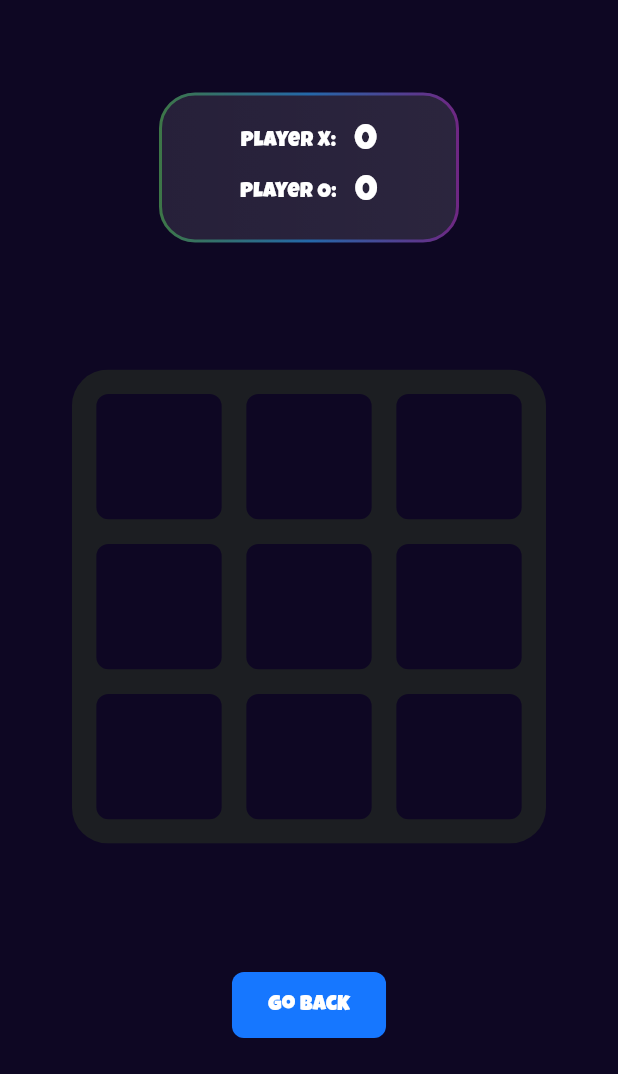
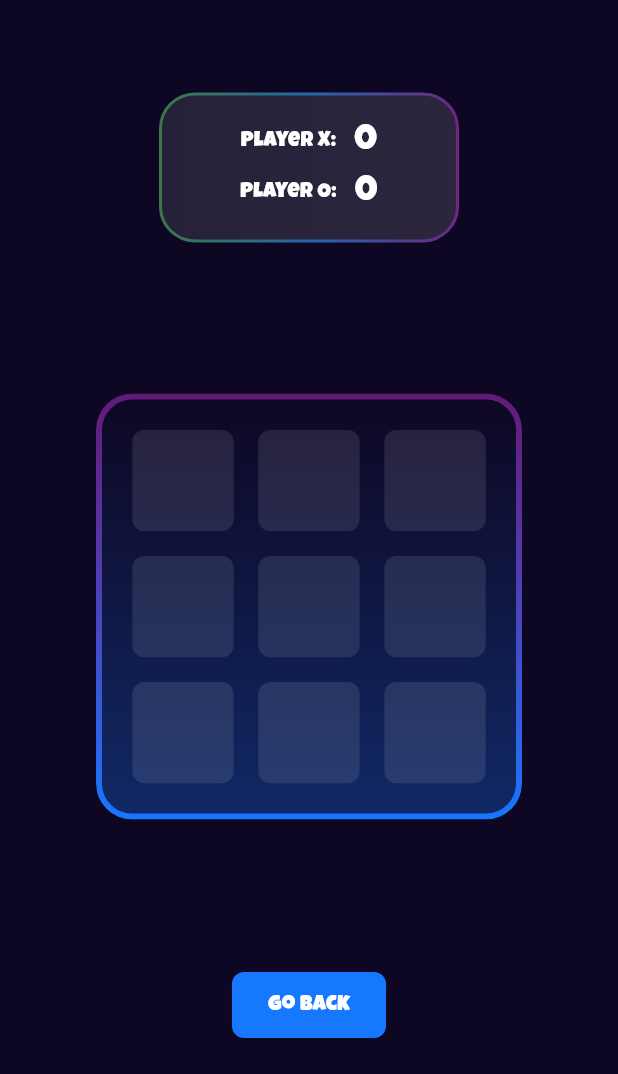
Before and after one commit to Jerinji2016/xo_game, a Flutter app: the GamePage screen opened directly, on a phone screen of 412 x 824 dp, the part 162-1236 px from its top. Run offline on Flutter 3.47's test engine with Material 3 defaults, Android fonts, the light colour scheme and no system bars; drawn by our look-alikes of glassmorphism; our stand-ins replace flutter_svg, lottie, shared_preferences; accounts and stored records are empty.

Commit message:
added glassmorphism for play area

```diff
--- a/lib/ui/pages/game_page.dart
+++ b/lib/ui/pages/game_page.dart
@@ -88,7 +88,10 @@ class _GamePageState extends State<GamePage> with TickerProviderStateMixin, Fade
                         controller: _exitController,
                         child: child!,
                       ),
-                      child: const PlayArea(),
+                      child: const Padding(
+                        padding: EdgeInsets.all(24),
+                        child: PlayArea(),
+                      ),
                     ),
                   ),
                 ),
--- a/lib/ui/widgets/game_result.dart
+++ b/lib/ui/widgets/game_result.dart
@@ -16,7 +16,7 @@ class GameResult extends StatelessWidget {
 
   @override
   Widget build(BuildContext context) {
-    final gameProvider = Provider.of<GameProvider>(context);
+    final gameProvider = Provider.of<GameProvider>(context, listen: false);
     final gameResult = gameProvider.gameResult!;
 
     final winner = gameResult.winner;
--- a/lib/ui/widgets/play_area.dart
+++ b/lib/ui/widgets/play_area.dart
@@ -1,6 +1,7 @@
 import 'dart:math';
 
 import 'package:flutter/material.dart';
+import 'package:glassmorphism/glassmorphism.dart';
 
 import '../../config/theme_config.dart';
 import 'play_cell.dart';
@@ -11,18 +12,40 @@ class PlayArea extends StatelessWidget {
   @override
   Widget build(BuildContext context) {
     final size = MediaQuery.of(context).size;
-    final dimension = min<double>(450, size.shortestSide - 48);
+    final height = size.height - 200;
+    final dimension = min(height, min<double>(350, size.shortestSide - 128));
 
-    return SizedBox.square(
-      dimension: dimension,
-      child: Padding(
-        padding: const EdgeInsets.all(24),
-        child: ClipRRect(
+    return ClipRRect(
       borderRadius: BorderRadius.circular(24),
-          child: Container(
-            color: darkSecondary,
-            padding: const EdgeInsets.all(8),
-            child: const Column(
+      child: GlassmorphicContainer(
+        height: dimension,
+        width: dimension,
+        constraints: BoxConstraints(
+          minWidth: dimension,
+          minHeight: dimension,
+        ),
+        blur: 3,
+        border: 4,
+        borderRadius: 24,
+        linearGradient: LinearGradient(
+          begin: Alignment.topCenter,
+          end: Alignment.bottomCenter,
+          colors: [
+            darkPrimary.withOpacity(0.3),
+            accentColor.withOpacity(0.3),
+          ],
+        ),
+        borderGradient: LinearGradient(
+          begin: Alignment.topCenter,
+          end: Alignment.bottomCenter,
+          colors: [
+            Colors.purple.withOpacity(0.6),
+            accentColor,
+          ],
+        ),
+        child: const Padding(
+          padding: EdgeInsets.all(16),
+          child: Column(
             children: [
               Expanded(
                 child: Row(
@@ -55,7 +78,6 @@ class PlayArea extends StatelessWidget {
           ),
         ),
       ),
-      ),
     );
   }
 }
--- a/lib/ui/widgets/play_cell.dart
+++ b/lib/ui/widgets/play_cell.dart
@@ -3,7 +3,6 @@ import 'dart:math';
 import 'package:flutter/material.dart';
 import 'package:provider/provider.dart';
 
-import '../../config/theme_config.dart';
 import '../../game_provider/game_provider.dart';
 
 class PlayCell extends StatelessWidget {
@@ -30,10 +29,9 @@ class PlayCell extends StatelessWidget {
 
     return Container(
       height: double.infinity,
-      color: darkSecondary,
       padding: EdgeInsets.all(padding),
       child: Material(
-        color: darkPrimary,
+        color: Colors.white.withOpacity(0.1),
         shape: RoundedRectangleBorder(
           borderRadius: BorderRadius.circular(8),
         ),
```
Lines whose indentation alone changed are shown as unchanged.
